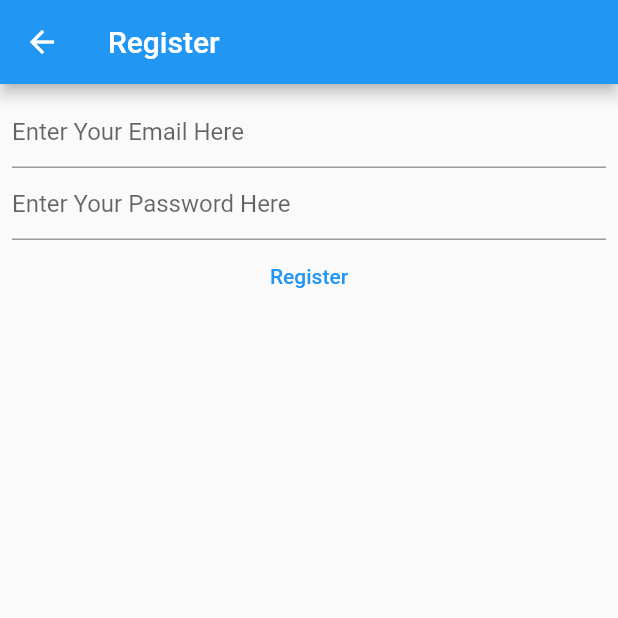
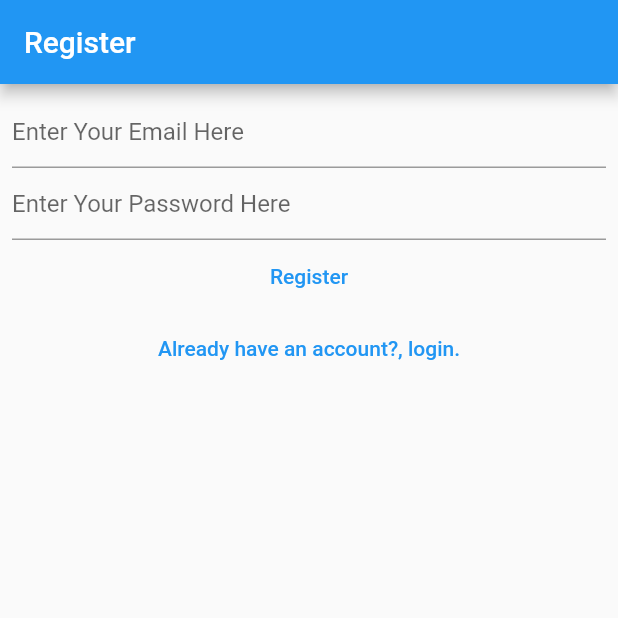
Before and after one commit to Toba-dean/NoteFlutterApp, a Flutter app: the RegisterView screen opened directly, on a phone screen of 412 x 824 dp, the top half of it. Run offline on Flutter 3.47's test engine with Material 2 defaults, Android fonts, the phone set to English and light mode, and no system bars; our stand-ins replace firebase_auth, firebase_core; accounts and stored records are empty.

Commit message:
created a button link from login to register and vice versa, used the named routes to route between pages, also created a verify email view to send firebase verification to a registered email :)

```diff
--- a/lib/views/registerVew.dart
+++ b/lib/views/registerVew.dart
@@ -1,7 +1,5 @@
 import 'package:firebase_auth/firebase_auth.dart';
-import 'package:firebase_core/firebase_core.dart';
 import 'package:flutter/material.dart';
-import 'package:mynotes/firebase_options.dart';
 
 class RegisterView extends StatefulWidget {
   const RegisterView({Key? key}) : super(key: key);
@@ -35,14 +33,7 @@ class _RegisterViewState extends State<RegisterView> {
       appBar: AppBar(
         title: const Text("Register"),
       ),
-      body: FutureBuilder(
-        future:  Firebase.initializeApp(
-            options: DefaultFirebaseOptions.currentPlatform
-        ),
-        builder: (context, snapshot) {
-          switch(snapshot.connectionState) {
-            case ConnectionState.done:
-              return Padding(
+      body: Padding(
         padding: const EdgeInsets.all(8.0),
         child: Column(
           children: [
@@ -88,19 +79,17 @@ class _RegisterViewState extends State<RegisterView> {
                 },
                 child: const Text("Register")
             ),
+            TextButton(
+              onPressed: () {
+                Navigator.of(context).pushNamedAndRemoveUntil(
+                  '/login/',
+                  (route) => false
+                );
+              },
+              child: const Text("Already have an account?, login."),
+            ),
           ],
         ),
-              );
-            default:
-              return const Text(
-                'Loading...',
-                style: TextStyle(
-                    fontWeight: FontWeight.bold,
-                    fontSize: 30
-                ),
-              );
-          }
-        },
       ),
     );
   }
```
Also changed, not shown: lib/main.dart (+15 -23 lines), lib/views/loginView.dart (+11 -22 lines), lib/views/verifyEmailView.dart (added, +34 -0 lines). Lines whose indentation alone changed are shown as unchanged.
